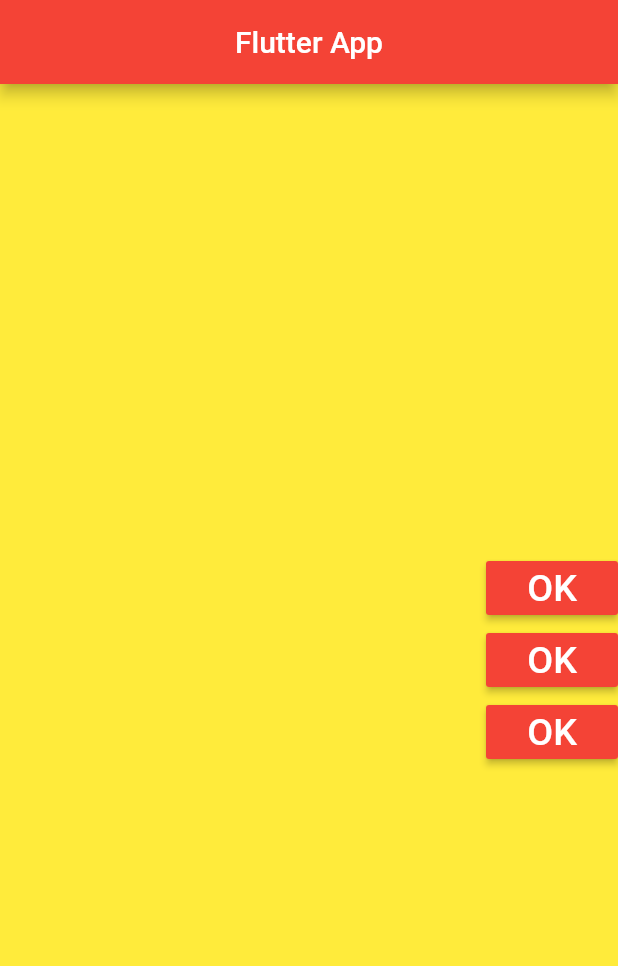
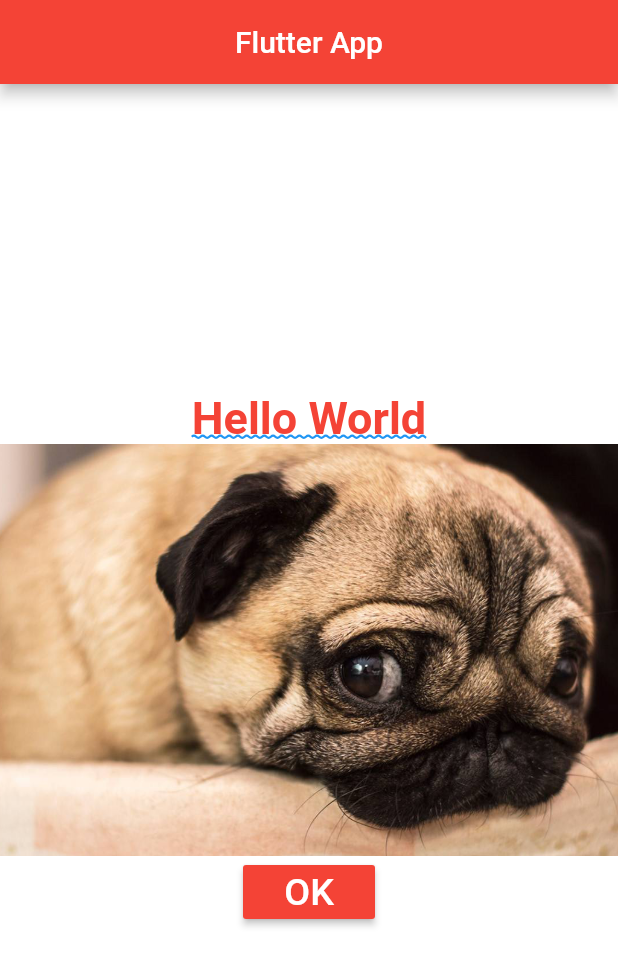
Before and after one commit to GabriellBP/flutter_app, a Flutter app: the screen it shows after launch, on a phone screen of 412 x 824 dp. Shown: the top 966 px of the screen. Run offline on Flutter 3.47's test engine with Material 2 defaults, Android fonts, the phone set to English and light mode, and no system bars.

Commit message:
adding column

```diff
--- a/lib/pages/home_page.dart
+++ b/lib/pages/home_page.dart
@@ -18,17 +18,14 @@ class HomePage extends StatelessWidget {
     Size size = MediaQuery.of(context).size;
 
     return Container(
-      width: size.width,
-      color: Colors.yellow,
+      color: Colors.white,
       child: Column(
         mainAxisAlignment: MainAxisAlignment.center,
-        mainAxisSize: MainAxisSize.max,
-        crossAxisAlignment: CrossAxisAlignment.end,
         children: <Widget> [
+          _text(),
+          _img(),
           _button(),
-          _button(),
-          _button(),
-        ],
+        ]
       )
     );
   }
```
